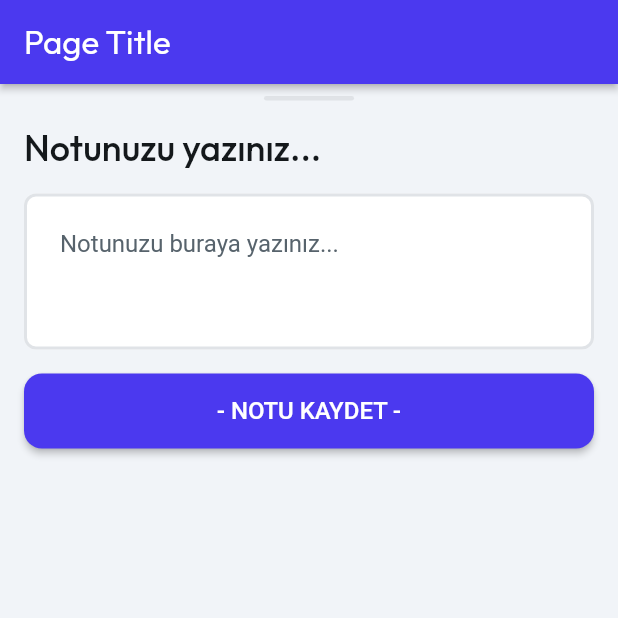
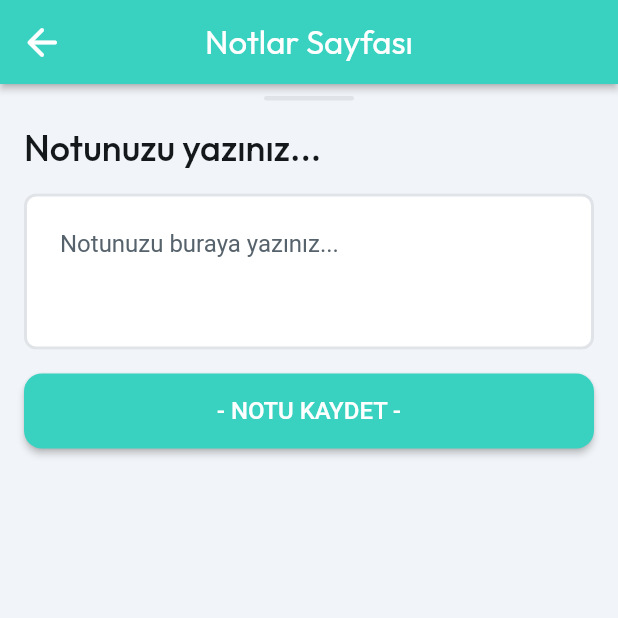
Before and after one commit to turanedizsacakli/testbookapp, a Flutter app: the screen it shows after launch, after a tap on "NOTES", on a phone screen of 412 x 824 dp, the top half of it. Run offline on Flutter 3.47's test engine with Material 2 defaults, Android fonts, the phone set to English and light mode, and no system bars; drawn by our look-alikes of auto_size_text; our stand-ins replace cloud_firestore, easy_debounce, firebase_auth, firebase_core, font_awesome_flutter, from_css_color and 9 more; missing offline and left inert: json_path; accounts and stored records are empty; network calls fail; Roboto replaces fonts that are missing (Readex Pro).

Commit message:
Updated notes page...

```diff
--- a/lib/choose_page/choose_page_widget.dart
+++ b/lib/choose_page/choose_page_widget.dart
@@ -238,13 +238,22 @@ class _ChoosePageWidgetState extends State<ChoosePageWidget> {
                       children: [
                         Opacity(
                           opacity: 0.8,
+                          child: InkWell(
+                            splashColor: Colors.transparent,
+                            focusColor: Colors.transparent,
+                            hoverColor: Colors.transparent,
+                            highlightColor: Colors.transparent,
+                            onTap: () async {
+                              context.pushNamed('notesPage');
+                            },
                             child: ClipRRect(
                               borderRadius: BorderRadius.circular(20.0),
                               child: Image.network(
-                              'https://images.unsplash.com/photo-1516534775068-ba3e7458af70?crop=entropy&cs=tinysrgb&fit=max&fm=jpg&ixid=M3w0NTYyMDF8MHwxfHNlYXJjaHw4fHxsZXNzb258ZW58MHx8fHwxNjk1NTAzODUzfDA&ixlib=rb-4.0.3&q=80&w=1080',
+                                'https://images.unsplash.com/photo-1507925921958-8a62f3d1a50d?crop=entropy&cs=tinysrgb&fit=max&fm=jpg&ixid=M3w0NTYyMDF8MHwxfHNlYXJjaHw0fHxub3Rlc3xlbnwwfHx8fDE2OTc3NDg4ODN8MA&ixlib=rb-4.0.3&q=80&w=1080',
                                 width: double.infinity,
                                 height: double.infinity,
                                 fit: BoxFit.cover,
+                              ),
                             ),
                           ),
                         ),
--- a/lib/home_page/home_page_model.dart
+++ b/lib/home_page/home_page_model.dart
@@ -1,4 +1,5 @@
 import '/backend/backend.dart';
+import '/flutter_flow/flutter_flow_icon_button.dart';
 import '/flutter_flow/flutter_flow_theme.dart';
 import '/flutter_flow/flutter_flow_timer.dart';
 import '/flutter_flow/flutter_flow_util.dart';
--- a/lib/notes_page/notes_page_model.dart
+++ b/lib/notes_page/notes_page_model.dart
@@ -1,11 +1,11 @@
 import '/auth/firebase_auth/auth_util.dart';
 import '/backend/backend.dart';
+import '/flutter_flow/flutter_flow_icon_button.dart';
 import '/flutter_flow/flutter_flow_theme.dart';
 import '/flutter_flow/flutter_flow_util.dart';
 import '/flutter_flow/flutter_flow_widgets.dart';
 import 'notes_page_widget.dart' show NotesPageWidget;
 import 'package:cloud_firestore/cloud_firestore.dart';
-import 'package:easy_debounce/easy_debounce.dart';
 import 'package:flutter/material.dart';
 import 'package:flutter/services.dart';
 import 'package:google_fonts/google_fonts.dart';
--- a/lib/notes_page/notes_page_widget.dart
+++ b/lib/notes_page/notes_page_widget.dart
@@ -1,10 +1,10 @@
 import '/auth/firebase_auth/auth_util.dart';
 import '/backend/backend.dart';
+import '/flutter_flow/flutter_flow_icon_button.dart';
 import '/flutter_flow/flutter_flow_theme.dart';
 import '/flutter_flow/flutter_flow_util.dart';
 import '/flutter_flow/flutter_flow_widgets.dart';
 import 'package:cloud_firestore/cloud_firestore.dart';
-import 'package:easy_debounce/easy_debounce.dart';
 import 'package:flutter/material.dart';
 import 'package:flutter/services.dart';
 import 'package:google_fonts/google_fonts.dart';
@@ -61,10 +61,24 @@ class _NotesPageWidgetState extends State<NotesPageWidget> {
         key: scaffoldKey,
         backgroundColor: FlutterFlowTheme.of(context).primaryBackground,
         appBar: AppBar(
-          backgroundColor: FlutterFlowTheme.of(context).primary,
+          backgroundColor: FlutterFlowTheme.of(context).secondary,
           automaticallyImplyLeading: false,
+          leading: FlutterFlowIconButton(
+            borderColor: Colors.transparent,
+            borderRadius: 30.0,
+            borderWidth: 1.0,
+            buttonSize: 60.0,
+            icon: Icon(
+              Icons.arrow_back_rounded,
+              color: Colors.white,
+              size: 30.0,
+            ),
+            onPressed: () async {
+              context.pop();
+            },
+          ),
           title: Text(
-            'Page Title',
+            'Notlar Sayfası',
             style: FlutterFlowTheme.of(context).headlineMedium.override(
                   fontFamily: 'Outfit',
                   color: Colors.white,
@@ -72,7 +86,7 @@ class _NotesPageWidgetState extends State<NotesPageWidget> {
                 ),
           ),
           actions: [],
-          centerTitle: false,
+          centerTitle: true,
           elevation: 2.0,
         ),
         body: SafeArea(
@@ -144,15 +158,6 @@ class _NotesPageWidgetState extends State<NotesPageWidget> {
                   child: TextFormField(
                     controller: _model.noteController,
                     focusNode: _model.noteFocusNode,
-                    onChanged: (_) => EasyDebounce.debounce(
-                      '_model.noteController',
-                      Duration(milliseconds: 2000),
-                      () async {
-                        setState(() {
-                          _model.noteController?.text = FFAppState().note;
-                        });
-                      },
-                    ),
                     textCapitalization: TextCapitalization.sentences,
                     obscureText: false,
                     decoration: InputDecoration(
@@ -208,7 +213,7 @@ class _NotesPageWidgetState extends State<NotesPageWidget> {
                       await NotesRecord.collection
                           .doc()
                           .set(createNotesRecordData(
-                            noteParagraph: FFAppState().note,
+                            noteParagraph: _model.noteController.text,
                           ));
                     },
                     text: '- NOTU KAYDET -',
@@ -219,7 +224,7 @@ class _NotesPageWidgetState extends State<NotesPageWidget> {
                           EdgeInsetsDirectional.fromSTEB(0.0, 0.0, 0.0, 0.0),
                       iconPadding:
                           EdgeInsetsDirectional.fromSTEB(0.0, 0.0, 0.0, 0.0),
-                      color: FlutterFlowTheme.of(context).primary,
+                      color: FlutterFlowTheme.of(context).secondary,
                       textStyle:
                           FlutterFlowTheme.of(context).titleSmall.override(
                                 fontFamily: 'Readex Pro',
```
Also changed, not shown: lib/home_page/home_page_widget.dart (+16 -1 lines). Lines whose indentation alone changed are shown as unchanged.
